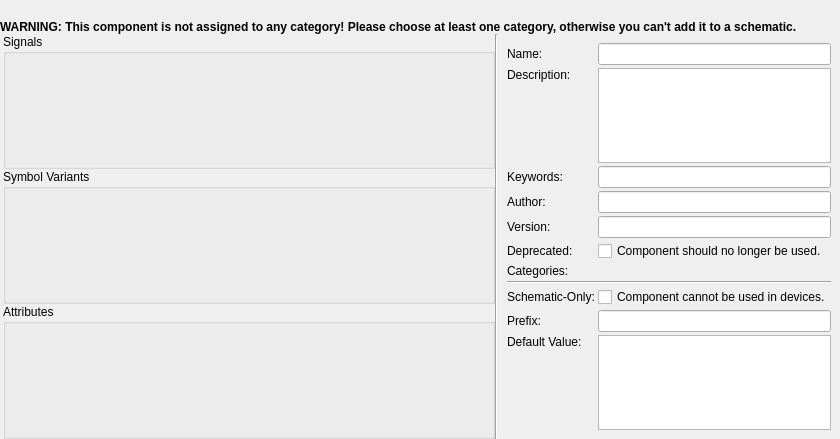
LibrePCB/LibrePCB, file libs/librepcb/libraryeditor/cmp/componenteditorwidget.ui: the form before one commit.
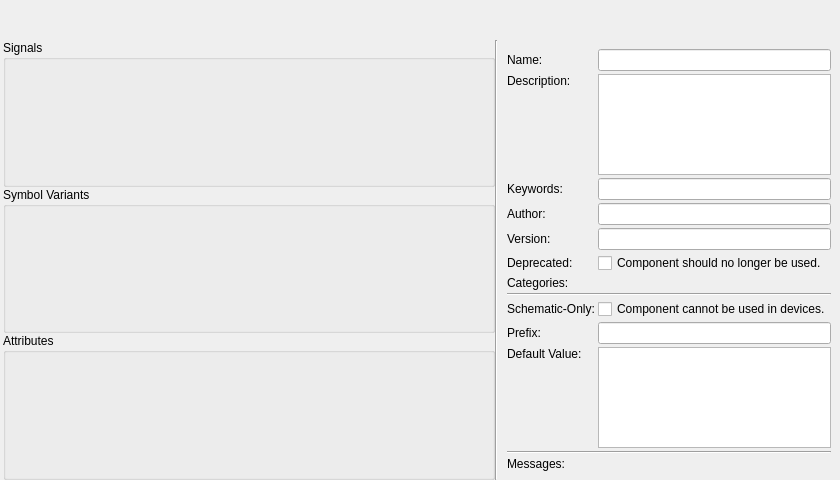
The form after the commit. Custom widgets are drawn as their Qt base class.

Commit message: LibraryEditor: Add support for library element checks

Patch:
```diff
--- a/libs/librepcb/libraryeditor/cmp/componenteditorwidget.ui
+++ b/libs/librepcb/libraryeditor/cmp/componenteditorwidget.ui
@@ -7,13 +7,13 @@
     <x>0</x>
     <y>0</y>
     <width>840</width>
-    <height>439</height>
+    <height>480</height>
    </rect>
   </property>
   <property name="windowTitle">
    <string>Form</string>
   </property>
-  <layout class="QVBoxLayout" name="verticalLayout" stretch="0,0,1">
+  <layout class="QVBoxLayout" name="verticalLayout" stretch="0,1">
    <property name="spacing">
     <number>0</number>
    </property>
@@ -38,26 +38,14 @@
       </size>
      </property>
     </widget>
-   </item>
-   <item>
-    <widget class="QLabel" name="lblWarnAboutMissingCategory">
-     <property name="font">
-      <font>
-       <weight>75</weight>
-       <bold>true</bold>
-      </font>
-     </property>
-     <property name="styleSheet">
-      <string notr="true">QLabel {background-color: rgb(255, 255, 127); color: rgb(170, 0, 0);};</string>
-     </property>
-     <property name="text">
-      <string>&lt;html&gt;&lt;head/&gt;&lt;body&gt;&lt;p&gt;WARNING: This component is not assigned to any category! Please choose at least one category, otherwise you can't add it to a schematic.&lt;/p&gt;&lt;/body&gt;&lt;/html&gt;</string>
-     </property>
-     <property name="wordWrap">
-      <bool>true</bool>
-     </property>
-     <property name="margin">
-      <number>10</number>
+  </item>
+  <item>
+    <widget class="QWidget" name="errorNotificationWidget" native="true">
+     <property name="minimumSize">
+      <size>
+       <width>0</width>
+       <height>20</height>
+      </size>
      </property>
     </widget>
    </item>
@@ -339,6 +327,30 @@
          </property>
         </widget>
        </item>
+       <item row="12" column="0">
+        <widget class="QLabel" name="label">
+         <property name="text">
+          <string>Messages:</string>
+         </property>
+        </widget>
+       </item>
+       <item row="11" column="0" colspan="2">
+        <widget class="Line" name="line_2">
+         <property name="orientation">
+          <enum>Qt::Horizontal</enum>
+         </property>
+        </widget>
+       </item>
+       <item row="12" column="1">
+        <widget class="librepcb::library::editor::LibraryElementCheckListWidget" name="lstMessages" native="true">
+         <property name="sizePolicy">
+          <sizepolicy hsizetype="Preferred" vsizetype="Expanding">
+           <horstretch>0</horstretch>
+           <verstretch>1</verstretch>
+          </sizepolicy>
+         </property>
+        </widget>
+       </item>
       </layout>
      </item>
     </layout>
@@ -351,6 +363,12 @@
    <extends>QPlainTextEdit</extends>
    <header location="global">librepcb/common/widgets/plaintextedit.h</header>
   </customwidget>
+  <customwidget>
+   <class>librepcb::library::editor::LibraryElementCheckListWidget</class>
+   <extends>QWidget</extends>
+   <header location="global">librepcb/libraryeditor/common/libraryelementchecklistwidget.h</header>
+   <container>1</container>
+  </customwidget>
   <customwidget>
    <class>librepcb::AttributeListEditorWidget</class>
    <extends>QWidget</extends>
```
The commit also changes 27 other files.
